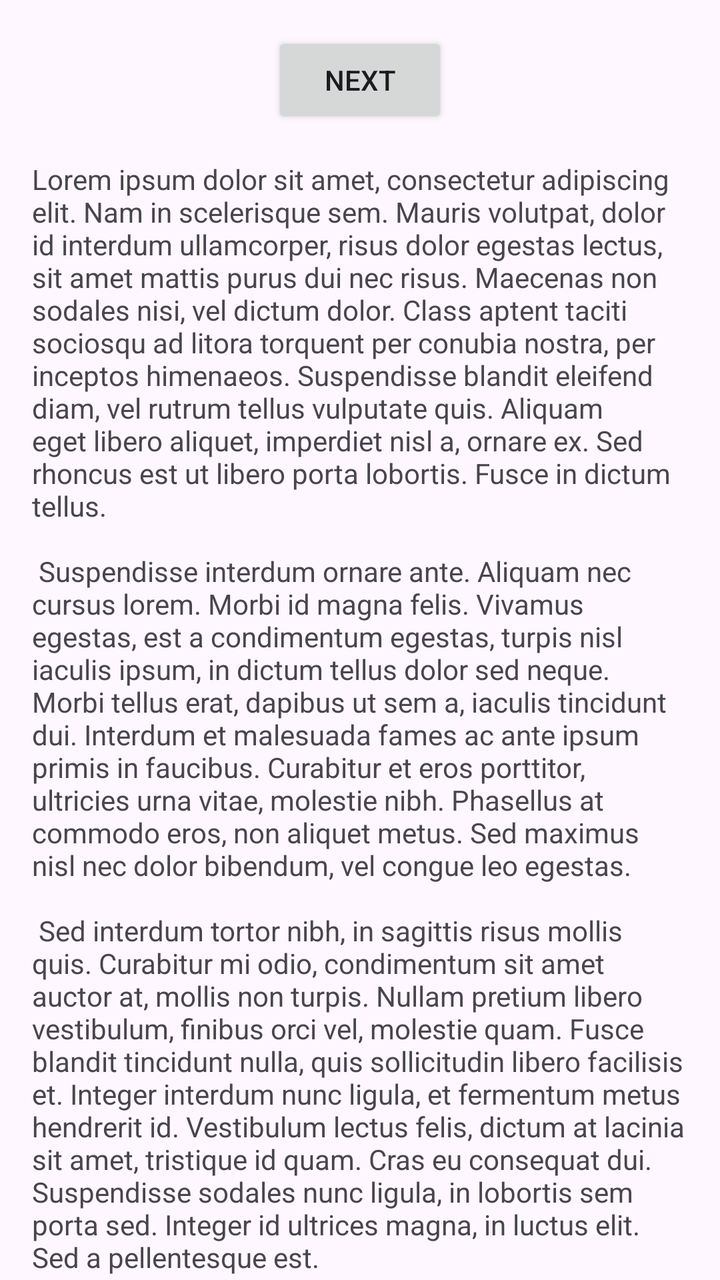
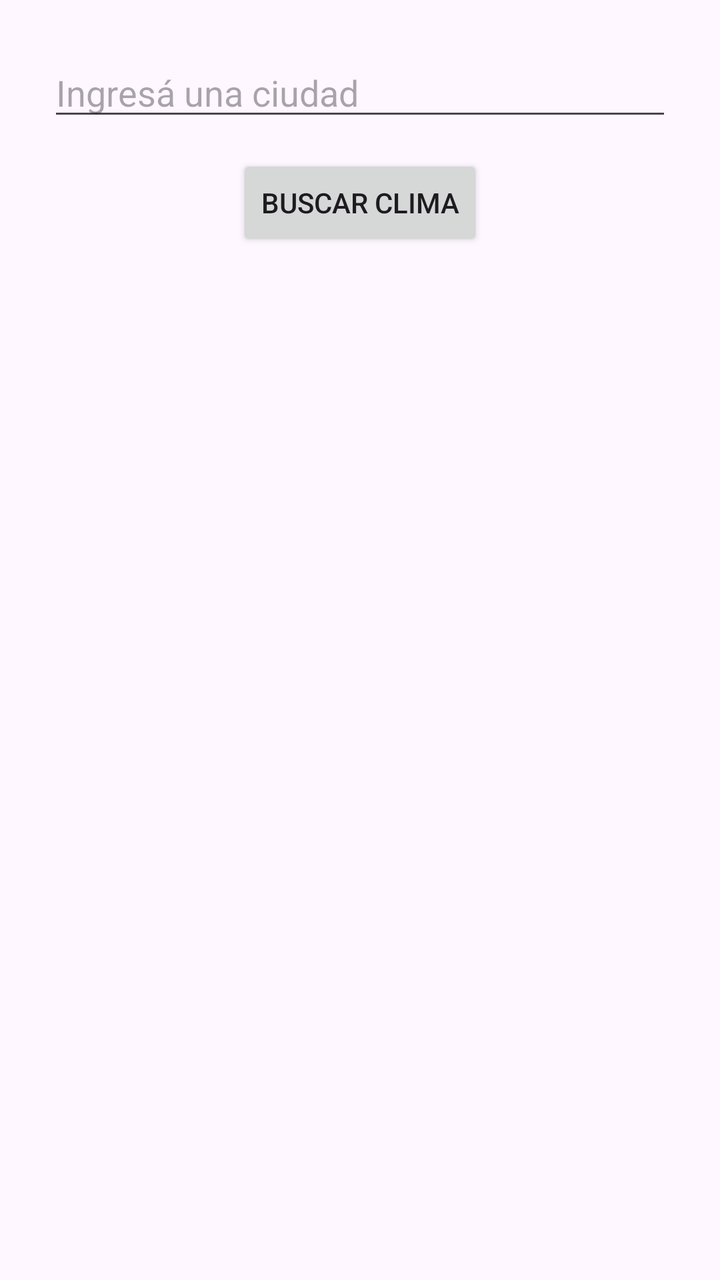

An Android layout rendered at two revisions. The XML below is the earlier revision; the diff shows what the commit changed to produce the second picture.
<!-- AndroidManifest.xml: application theme Theme.AppClima -->
<!-- res/layout/fragment_first.xml -->
<?xml version="1.0" encoding="utf-8"?>
<androidx.core.widget.NestedScrollView xmlns:android="http://schemas.android.com/apk/res/android"
    xmlns:app="http://schemas.android.com/apk/res-auto"
    xmlns:tools="http://schemas.android.com/tools"
    android:layout_width="match_parent"
    android:layout_height="match_parent"
    tools:context=".FirstFragment">

    <androidx.constraintlayout.widget.ConstraintLayout
        android:layout_width="match_parent"
        android:layout_height="match_parent"
        android:padding="16dp">

        <Button
            android:id="@+id/button_first"
            android:layout_width="wrap_content"
            android:layout_height="wrap_content"
            android:text="@string/next"
            app:layout_constraintBottom_toTopOf="@id/textview_first"
            app:layout_constraintEnd_toEndOf="parent"
            app:layout_constraintStart_toStartOf="parent"
            app:layout_constraintTop_toTopOf="parent" />

        <TextView
            android:id="@+id/textview_first"
            android:layout_width="wrap_content"
            android:layout_height="wrap_content"
            android:layout_marginTop="16dp"
            android:text="@string/lorem_ipsum"
            app:layout_constraintBottom_toBottomOf="parent"
            app:layout_constraintEnd_toEndOf="parent"
            app:layout_constraintStart_toStartOf="parent"
            app:layout_constraintTop_toBottomOf="@id/button_first" />
    </androidx.constraintlayout.widget.ConstraintLayout>
</androidx.core.widget.NestedScrollView>
<!-- resources referenced by this layout -->
<resources>
  <string name="lorem_ipsum">
          Lorem ipsum dolor sit amet, consectetur adipiscing elit. Nam in scelerisque sem. Mauris
          volutpat, dolor id interdum ullamcorper, risus dolor egestas lectus, sit amet mattis purus
          dui nec risus. Maecenas non sodales nisi, vel dictum dolor. Class aptent taciti sociosqu ad
          litora torquent per conubia nostra, per inceptos himenaeos. Suspendisse blandit eleifend
          diam, vel rutrum tellus vulputate quis. Aliquam eget libero aliquet, imperdiet nisl a,
          ornare ex. Sed rhoncus est ut libero porta lobortis. Fusce in dictum tellus.\n\n
          Suspendisse interdum ornare ante. Aliquam nec cursus lorem. Morbi id magna felis. Vivamus
          egestas, est a condimentum egestas, turpis nisl iaculis ipsum, in dictum tellus dolor sed
          neque. Morbi tellus erat, dapibus ut sem a, iaculis tincidunt dui. Interdum et malesuada
          fames ac ante ipsum primis in faucibus. Curabitur et eros porttitor, ultricies urna vitae,
          molestie nibh. Phasellus at commodo eros, non aliquet metus. Sed maximus nisl nec dolor
          bibendum, vel congue leo egestas.\n\n
          Sed interdum tortor nibh, in sagittis risus mollis quis. Curabitur mi odio, condimentum sit
          amet auctor at, mollis non turpis. Nullam pretium libero vestibulum, finibus orci vel,
          molestie quam. Fusce blandit tincidunt nulla, quis sollicitudin libero facilisis et. Integer
          interdum nunc ligula, et fermentum metus hendrerit id. Vestibulum lectus felis, dictum at
          lacinia sit amet, tristique id quam. Cras eu consequat dui. Suspendisse sodales nunc ligula,
          in lobortis sem porta sed. Integer id ultrices magna, in luctus elit. Sed a pellentesque
          est.\n\n
          Aenean nunc velit, lacinia sed dolor sed, ultrices viverra nulla. Etiam a venenatis nibh.
          Morbi laoreet, tortor sed facilisis varius, nibh orci rhoncus nulla, id elementum leo dui
          non lorem. Nam mollis ipsum quis auctor varius. Quisque elementum eu libero sed commodo. In
          eros nisl, imperdiet vel imperdiet et, scelerisque a mauris. Pellentesque varius ex nunc,
          quis imperdiet eros placerat ac. Duis finibus orci et est auctor tincidunt. Sed non viverra
          ipsum. Nunc quis augue egestas, cursus lorem at, molestie sem. Morbi a consectetur ipsum, a
          placerat diam. Etiam vulputate dignissim convallis. Integer faucibus mauris sit amet finibus
          convallis.\n\n
          Phasellus in aliquet mi. Pellentesque habitant morbi tristique senectus et netus et
          malesuada fames ac turpis egestas. In volutpat arcu ut felis sagittis, in finibus massa
          gravida. Pellentesque id tellus orci. Integer dictum, lorem sed efficitur ullamcorper,
          libero justo consectetur ipsum, in mollis nisl ex sed nisl. Donec maximus ullamcorper
          sodales. Praesent bibendum rhoncus tellus nec feugiat. In a ornare nulla. Donec rhoncus
          libero vel nunc consequat, quis tincidunt nisl eleifend. Cras bibendum enim a justo luctus
          vestibulum. Fusce dictum libero quis erat maximus, vitae volutpat diam dignissim.
      </string>
  <string name="next">Next</string>
  <style name="Theme.AppClima" parent="Base.Theme.AppClima" />
  <style name="Base.Theme.AppClima" parent="Theme.Material3.DayNight.NoActionBar">
          
          
      </style>
</resources>

<!-- the commit's change to res/layout/fragment_first.xml (unified diff, before → after) -->
@@ -1,35 +1,60 @@
 <?xml version="1.0" encoding="utf-8"?>
-<androidx.core.widget.NestedScrollView xmlns:android="http://schemas.android.com/apk/res/android"
+<androidx.constraintlayout.widget.ConstraintLayout
+    xmlns:android="http://schemas.android.com/apk/res/android"
     xmlns:app="http://schemas.android.com/apk/res-auto"
-    xmlns:tools="http://schemas.android.com/tools"
     android:layout_width="match_parent"
     android:layout_height="match_parent"
-    tools:context=".FirstFragment">
+    android:padding="24dp">
 
-    <androidx.constraintlayout.widget.ConstraintLayout
-        android:layout_width="match_parent"
-        android:layout_height="match_parent"
-        android:padding="16dp">
+    <EditText
+        android:id="@+id/editTextCiudad"
+        android:layout_width="0dp"
+        android:layout_height="wrap_content"
+        android:hint="@string/hint_ciudad"
+        android:inputType="text"
+        app:layout_constraintTop_toTopOf="parent"
+        app:layout_constraintStart_toStartOf="parent"
+        app:layout_constraintEnd_toEndOf="parent" />
 
-        <Button
-            android:id="@+id/button_first"
-            android:layout_width="wrap_content"
-            android:layout_height="wrap_content"
-            android:text="@string/next"
-            app:layout_constraintBottom_toTopOf="@id/textview_first"
-            app:layout_constraintEnd_toEndOf="parent"
-            app:layout_constraintStart_toStartOf="parent"
-            app:layout_constraintTop_toTopOf="parent" />
+    <Button
+        android:id="@+id/btnBuscar"
+        android:layout_width="wrap_content"
+        android:layout_height="wrap_content"
+        android:text="@string/boton_buscar"
+        android:layout_marginTop="12dp"
+        app:layout_constraintTop_toBottomOf="@id/editTextCiudad"
+        app:layout_constraintStart_toStartOf="parent"
+        app:layout_constraintEnd_toEndOf="parent" />
 
-        <TextView
-            android:id="@+id/textview_first"
-            android:layout_width="wrap_content"
-            android:layout_height="wrap_content"
-            android:layout_marginTop="16dp"
-            android:text="@string/lorem_ipsum"
-            app:layout_constraintBottom_toBottomOf="parent"
-            app:layout_constraintEnd_toEndOf="parent"
-            app:layout_constraintStart_toStartOf="parent"
-            app:layout_constraintTop_toBottomOf="@id/button_first" />
-    </androidx.constraintlayout.widget.ConstraintLayout>
-</androidx.core.widget.NestedScrollView>
+    <TextView
+        android:id="@+id/tvCiudad"
+        android:layout_width="0dp"
+        android:layout_height="wrap_content"
+        android:textSize="24sp"
+        android:textStyle="bold"
+        android:layout_marginTop="32dp"
+        app:layout_constraintTop_toBottomOf="@id/btnBuscar"
+        app:layout_constraintStart_toStartOf="parent"
+        app:layout_constraintEnd_toEndOf="parent" />
+
+    <TextView
+        android:id="@+id/tvTemperatura"
+        android:layout_width="0dp"
+        android:layout_height="wrap_content"
+        android:textSize="48sp"
+        android:layout_marginTop="8dp"
+        app:layout_constraintTop_toBottomOf="@id/tvCiudad"
+        app:layout_constraintStart_toStartOf="parent"
+        app:layout_constraintEnd_toEndOf="parent" />
+
+    <TextView
+        android:id="@+id/tvDescripcion"
+        android:layout_width="0dp"
+        android:layout_height="wrap_content"
+        android:textSize="18sp"
+        android:layout_marginTop="8dp"
+        app:layout_constraintTop_toBottomOf="@id/tvTemperatura"
+        app:layout_constraintStart_toStartOf="parent"
+        app:layout_constraintEnd_toEndOf="parent" />
+
+</androidx.constraintlayout.widget.ConstraintLayout>
<!-- resource entries referenced after the edit -->
@@ -1,42 +1,7 @@
 <!-- resources referenced by this layout -->
 <resources>
-  <string name="lorem_ipsum">
-          Lorem ipsum dolor sit amet, consectetur adipiscing elit. Nam in scelerisque sem. Mauris
-          volutpat, dolor id interdum ullamcorper, risus dolor egestas lectus, sit amet mattis purus
-          dui nec risus. Maecenas non sodales nisi, vel dictum dolor. Class aptent taciti sociosqu ad
-          litora torquent per conubia nostra, per inceptos himenaeos. Suspendisse blandit eleifend
-          diam, vel rutrum tellus vulputate quis. Aliquam eget libero aliquet, imperdiet nisl a,
-          ornare ex. Sed rhoncus est ut libero porta lobortis. Fusce in dictum tellus.\n\n
-          Suspendisse interdum ornare ante. Aliquam nec cursus lorem. Morbi id magna felis. Vivamus
-          egestas, est a condimentum egestas, turpis nisl iaculis ipsum, in dictum tellus dolor sed
-          neque. Morbi tellus erat, dapibus ut sem a, iaculis tincidunt dui. Interdum et malesuada
-          fames ac ante ipsum primis in faucibus. Curabitur et eros porttitor, ultricies urna vitae,
-          molestie nibh. Phasellus at commodo eros, non aliquet metus. Sed maximus nisl nec dolor
-          bibendum, vel congue leo egestas.\n\n
-          Sed interdum tortor nibh, in sagittis risus mollis quis. Curabitur mi odio, condimentum sit
-          amet auctor at, mollis non turpis. Nullam pretium libero vestibulum, finibus orci vel,
-          molestie quam. Fusce blandit tincidunt nulla, quis sollicitudin libero facilisis et. Integer
-          interdum nunc ligula, et fermentum metus hendrerit id. Vestibulum lectus felis, dictum at
-          lacinia sit amet, tristique id quam. Cras eu consequat dui. Suspendisse sodales nunc ligula,
-          in lobortis sem porta sed. Integer id ultrices magna, in luctus elit. Sed a pellentesque
-          est.\n\n
-          Aenean nunc velit, lacinia sed dolor sed, ultrices viverra nulla. Etiam a venenatis nibh.
-          Morbi laoreet, tortor sed facilisis varius, nibh orci rhoncus nulla, id elementum leo dui
-          non lorem. Nam mollis ipsum quis auctor varius. Quisque elementum eu libero sed commodo. In
-          eros nisl, imperdiet vel imperdiet et, scelerisque a mauris. Pellentesque varius ex nunc,
-          quis imperdiet eros placerat ac. Duis finibus orci et est auctor tincidunt. Sed non viverra
-          ipsum. Nunc quis augue egestas, cursus lorem at, molestie sem. Morbi a consectetur ipsum, a
-          placerat diam. Etiam vulputate dignissim convallis. Integer faucibus mauris sit amet finibus
-          convallis.\n\n
-          Phasellus in aliquet mi. Pellentesque habitant morbi tristique senectus et netus et
-          malesuada fames ac turpis egestas. In volutpat arcu ut felis sagittis, in finibus massa
-          gravida. Pellentesque id tellus orci. Integer dictum, lorem sed efficitur ullamcorper,
-          libero justo consectetur ipsum, in mollis nisl ex sed nisl. Donec maximus ullamcorper
-          sodales. Praesent bibendum rhoncus tellus nec feugiat. In a ornare nulla. Donec rhoncus
-          libero vel nunc consequat, quis tincidunt nisl eleifend. Cras bibendum enim a justo luctus
-          vestibulum. Fusce dictum libero quis erat maximus, vitae volutpat diam dignissim.
-      </string>
-  <string name="next">Next</string>
+  <string name="boton_buscar">Buscar clima</string>
+  <string name="hint_ciudad">Ingresá una ciudad</string>
   <style name="Theme.AppClima" parent="Base.Theme.AppClima" />
   <style name="Base.Theme.AppClima" parent="Theme.Material3.DayNight.NoActionBar">
           
